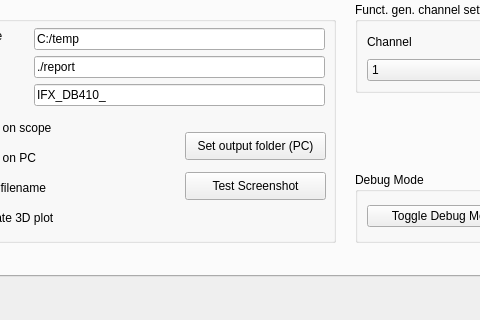
Above: PySide6_Core_Power_Validation_ui.ui from a9202507/ifx_gui_for_core_power_validation before the change; both pictures show x 147 to 627 and y 393 to 713 of the 1022 by 713 pixel window. Below: the same form after it.
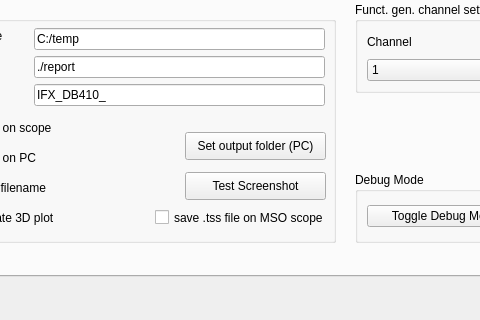
That is the form after the change. Icons and pictures are not drawn.

Commit message: adding Tek MSO scope save session file function. beta-verison

```diff
--- a/PySide6_Core_Power_Validation_ui.ui
+++ b/PySide6_Core_Power_Validation_ui.ui
@@ -798,6 +798,28 @@
         <bool>true</bool>
        </property>
       </widget>
+      <widget class="QCheckBox" name="checkBox_7">
+       <property name="enabled">
+        <bool>true</bool>
+       </property>
+       <property name="geometry">
+        <rect>
+         <x>280</x>
+         <y>200</y>
+         <width>171</width>
+         <height>31</height>
+        </rect>
+       </property>
+       <property name="text">
+        <string>save .tss file on MSO scope</string>
+       </property>
+       <property name="checkable">
+        <bool>true</bool>
+       </property>
+       <property name="checked">
+        <bool>false</bool>
+       </property>
+      </widget>
      </widget>
      <widget class="QGroupBox" name="groupBox_5">
       <property name="geometry">
```
The commit also changes 4 other files.
